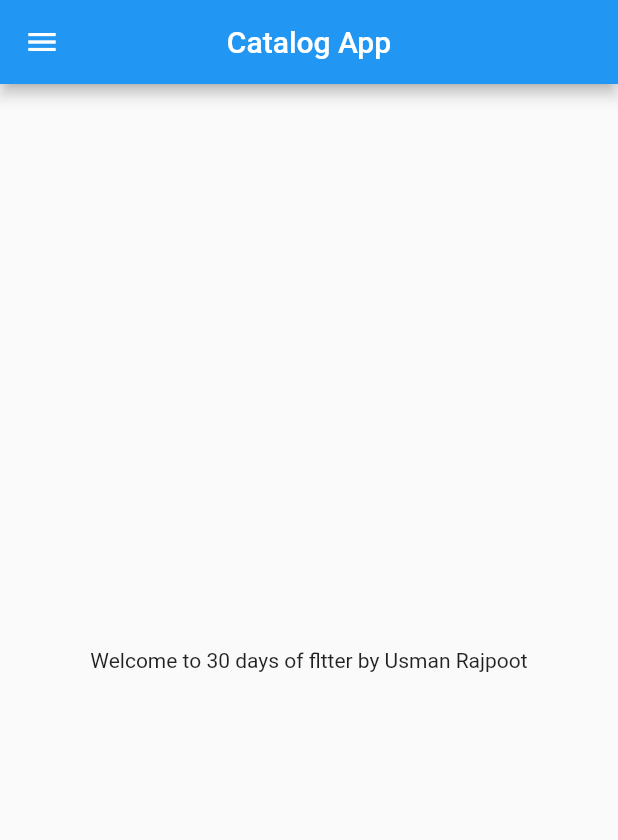
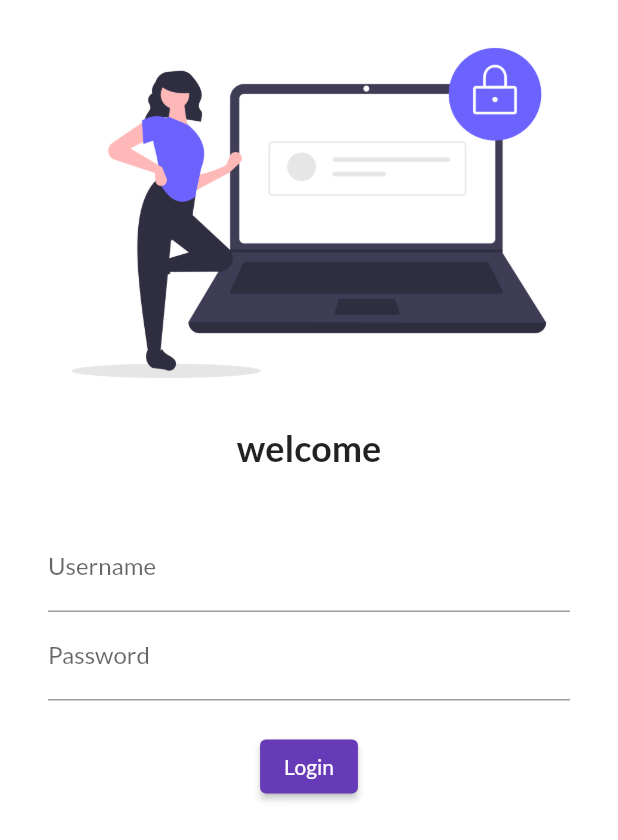
Before and after one commit to usmanarif534/catalog_app, a Flutter app: the screen it shows after launch, on a phone screen of 412 x 824 dp. Shown: the top 840 px of the screen. Run offline on Flutter 3.47's test engine with Material 2 defaults, Android fonts, the phone set to English and light mode, and no system bars; our stand-ins replace google_fonts, sizer, stacked; accounts and stored records are empty.

Commit message:
day4 completed

```diff
--- a/catalog_app/lib/main.dart
+++ b/catalog_app/lib/main.dart
@@ -1,5 +1,7 @@
-import 'package:catalog_app/home_page.dart';
+import 'package:catalog_app/pages/home_page.dart';
+import 'package:catalog_app/pages/login_page.dart';
 import 'package:flutter/material.dart';
+import 'package:google_fonts/google_fonts.dart';
 
 void main() {
   runApp(const MyApp());
@@ -10,8 +12,21 @@ class MyApp extends StatelessWidget {
 
   @override
   Widget build(BuildContext context) {
-    return const MaterialApp(
-      home: HomePage(),
+    return MaterialApp(
+      themeMode: ThemeMode.light,
+      darkTheme: ThemeData(
+        brightness: Brightness.dark,
+        fontFamily: GoogleFonts.lato().fontFamily,
+      ),
+      theme: ThemeData(
+        primarySwatch: Colors.deepPurple,
+        fontFamily: GoogleFonts.lato().fontFamily,
+      ),
+      home: const LoginPage(),
+      //initialRoute: LoginPage.route,
+      routes: {
+        HomePage.route: (context) => const HomePage(),
+      },
     );
   }
 }
--- a/catalog_app/lib/home_page.dart
+++ b/catalog_app/lib/pages/home_page.dart
@@ -2,6 +2,7 @@ import 'package:flutter/material.dart';
 
 class HomePage extends StatelessWidget {
   const HomePage({Key? key}) : super(key: key);
+  static const route = "Home Page";
   final int days = 30;
   final String name = 'Usman Rajpoot';
 
--- /dev/null
+++ b/catalog_app/lib/pages/login_page.dart
@@ -0,0 +1,54 @@
+import 'package:flutter/material.dart';
+
+class LoginPage extends StatelessWidget {
+  const LoginPage({Key? key}) : super(key: key);
+  static const route = "Login Page";
+
+  @override
+  Widget build(BuildContext context) {
+    return Material(
+      color: Colors.white,
+      child: Column(
+        children: [
+          Image.asset(
+            'assets/images/login.png',
+            fit: BoxFit.cover,
+          ),
+          const Text(
+            'welcome',
+            style: TextStyle(
+              fontSize: 24,
+              fontWeight: FontWeight.bold,
+            ),
+          ),
+          const SizedBox(height: 20.0),
+          Padding(
+            padding:
+                const EdgeInsets.symmetric(vertical: 16.0, horizontal: 32.0),
+            child: Column(
+              children: [
+                TextFormField(
+                  decoration: const InputDecoration(
+                    hintText: "Enter Username",
+                    labelText: "Username",
+                  ),
+                ),
+                TextFormField(
+                  decoration: const InputDecoration(
+                    hintText: "Enter Password",
+                    labelText: "Password",
+                  ),
+                ),
+                const SizedBox(height: 20),
+                ElevatedButton(
+                  child: const Text('Login'),
+                  onPressed: () {},
+                ),
+              ],
+            ),
+          )
+        ],
+      ),
+    );
+  }
+}
--- a/catalog_app/pubspec.yaml
+++ b/catalog_app/pubspec.yaml
@@ -34,6 +34,7 @@ dependencies:
   # The following adds the Cupertino Icons font to your application.
   # Use with the CupertinoIcons class for iOS style icons.
   cupertino_icons: ^1.0.2
+  google_fonts: ^2.3.1
 
 dev_dependencies:
   flutter_test:
@@ -58,9 +59,8 @@ flutter:
   uses-material-design: true
 
   # To add assets to your application, add an assets section, like this:
-  # assets:
-  #   - images/a_dot_burr.jpeg
-  #   - images/a_dot_ham.jpeg
+  assets:
+    - assets/images/
 
   # An image asset can refer to one or more resolution-specific "variants", see
   # https://flutter.dev/assets-and-images/#resolution-aware.
```
Also changed, not shown: catalog_app/assets/images/login.png (added), catalog_app/pubspec.lock.
